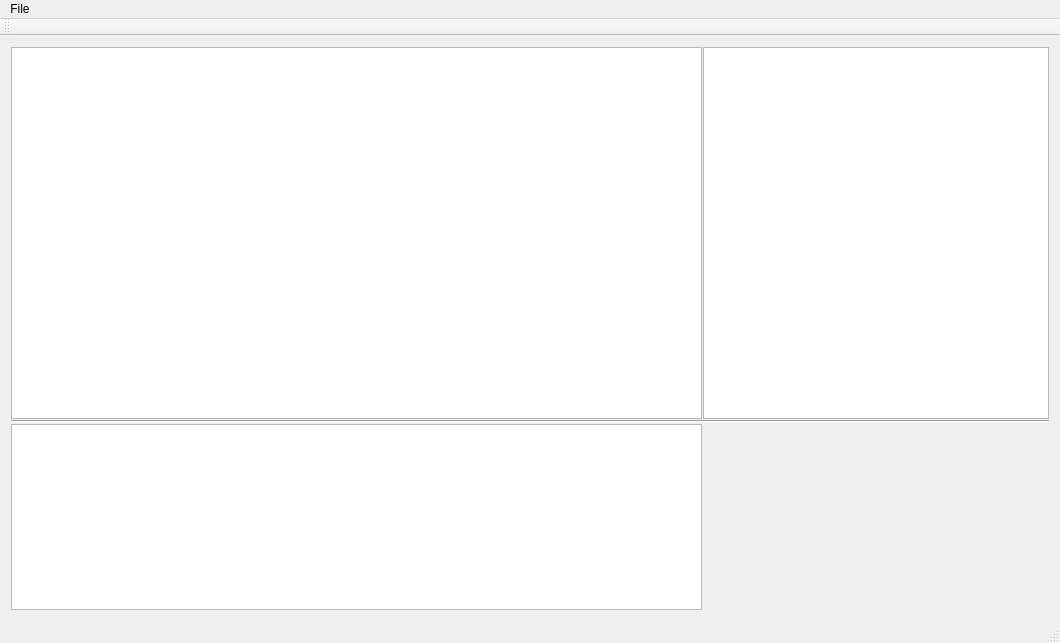
The window that mainwindow.ui (Qv2ray/Qv2ray) describes before a commit, drawn with Qt 5.
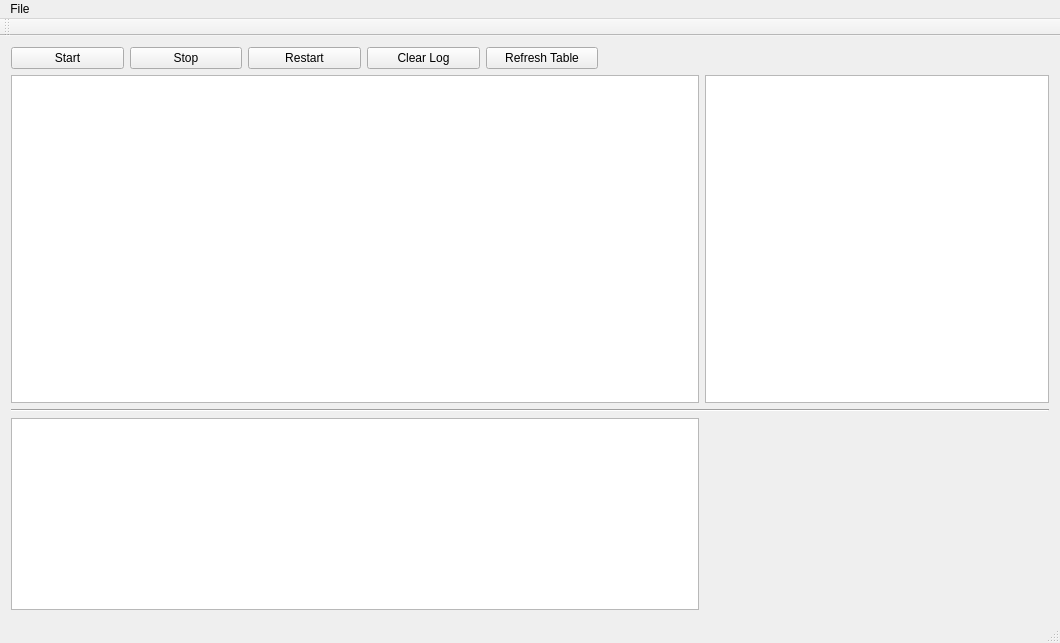
The same window after the commit.

Commit message: Show table

Diff of the .ui file:
```diff
--- a/mainwindow.ui
+++ b/mainwindow.ui
@@ -22,41 +22,79 @@
    </property>
    <layout class="QGridLayout" name="gridLayout_2">
     <item row="0" column="0">
-     <layout class="QGridLayout" name="gridLayout" rowstretch="2,1,1" columnstretch="2,1">
-      <property name="sizeConstraint">
-       <enum>QLayout::SetDefaultConstraint</enum>
-      </property>
-      <property name="leftMargin">
-       <number>0</number>
-      </property>
-      <property name="topMargin">
-       <number>0</number>
-      </property>
-      <property name="rightMargin">
-       <number>0</number>
-      </property>
-      <property name="bottomMargin">
-       <number>0</number>
-      </property>
-      <property name="spacing">
-       <number>1</number>
-      </property>
-      <item row="0" column="0">
-       <widget class="QTableView" name="configTable"/>
+     <layout class="QGridLayout" name="gridLayout" rowstretch="0,2,0,0" columnstretch="2,1">
+      <item row="0" column="0" colspan="2">
+       <layout class="QHBoxLayout" name="horizontalLayout" stretch="1,1,1,1,1,4">
+        <item>
+         <widget class="QPushButton" name="startButton">
+          <property name="text">
+           <string>Start</string>
+          </property>
+         </widget>
+        </item>
+        <item>
+         <widget class="QPushButton" name="stopButton">
+          <property name="text">
+           <string>Stop</string>
+          </property>
+         </widget>
+        </item>
+        <item>
+         <widget class="QPushButton" name="restartButton">
+          <property name="text">
+           <string>Restart</string>
+          </property>
+         </widget>
+        </item>
+        <item>
+         <widget class="QPushButton" name="clbutton">
+          <property name="text">
+           <string>Clear Log</string>
+          </property>
+         </widget>
+        </item>
+        <item>
+         <widget class="QPushButton" name="rtButton">
+          <property name="text">
+           <string>Refresh Table</string>
+          </property>
+         </widget>
+        </item>
+        <item>
+         <spacer name="horizontalSpacer">
+          <property name="orientation">
+           <enum>Qt::Horizontal</enum>
+          </property>
+          <property name="sizeHint" stdset="0">
+           <size>
+            <width>40</width>
+            <height>20</height>
+           </size>
+          </property>
+         </spacer>
+        </item>
+       </layout>
       </item>
-      <item row="1" column="0" colspan="2">
+      <item row="1" column="0">
+       <widget class="QTableView" name="configTable">
+        <property name="showGrid">
+         <bool>true</bool>
+        </property>
+       </widget>
+      </item>
+      <item row="1" column="1">
+       <widget class="QGraphicsView" name="QR"/>
+      </item>
+      <item row="2" column="0" colspan="2">
        <widget class="Line" name="line">
         <property name="orientation">
          <enum>Qt::Horizontal</enum>
         </property>
        </widget>
       </item>
-      <item row="2" column="0">
+      <item row="3" column="0">
        <widget class="QTextBrowser" name="logText"/>
       </item>
-      <item row="0" column="1">
-       <widget class="QGraphicsView" name="QR"/>
-      </item>
      </layout>
     </item>
    </layout>
```
The commit also changes 6 other files.
